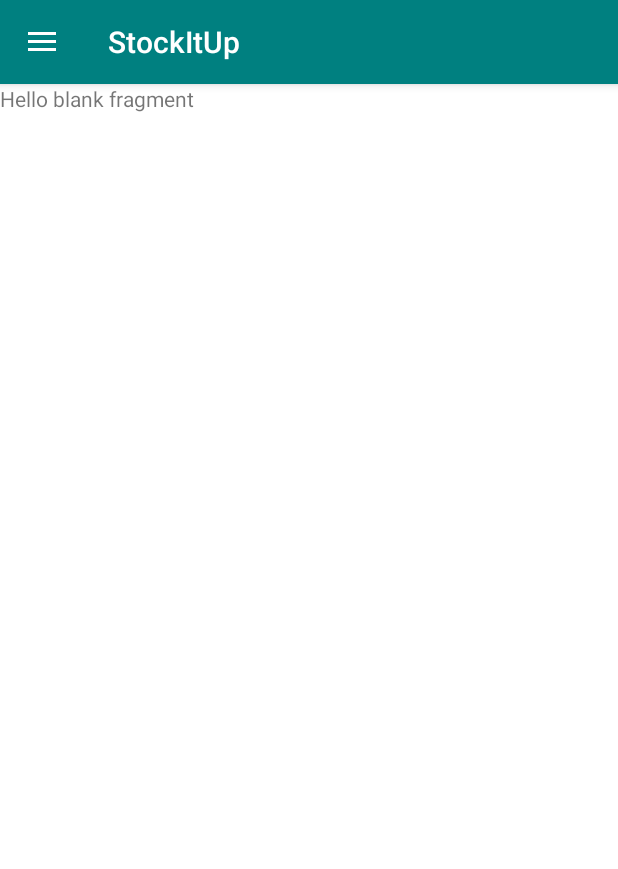
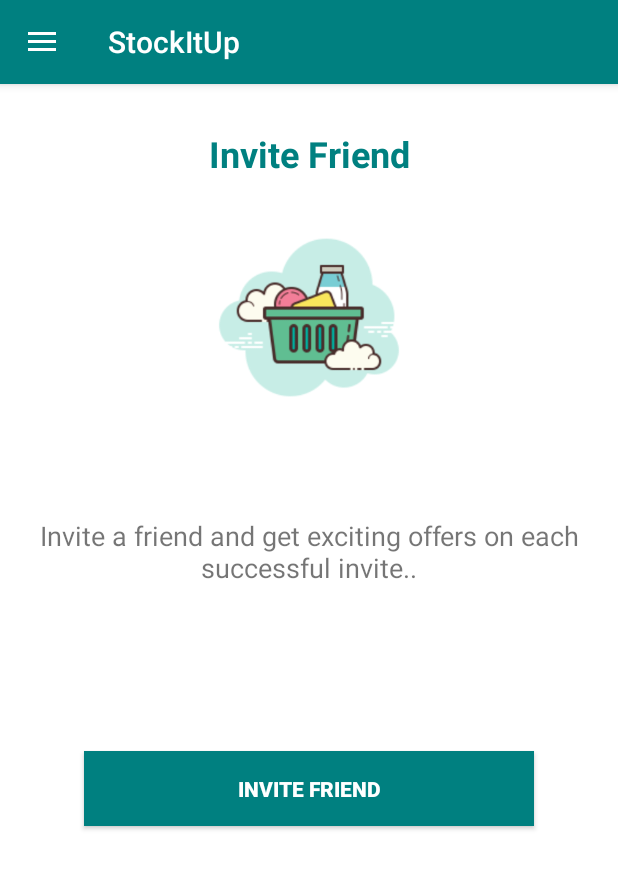
Before and after one commit to afshanaffu26/StockItUp, an Android app: the screen it shows after launch once a user with an empty profile is signed in (HomeScreenActivity), in the side drawer, after a tap on "Invite Friends", on a phone screen of 412 x 824 dp. Shown: the top 869 px of the screen. Run offline under Robolectric (Android 15) with nearby library versions, the phone set to English and light mode, and no system bars; our stand-ins replace Firebase (no records; nobody signed in at launch, a user with empty details on screens opened directly), Picasso.

Commit message:
Invite ui added

```diff
--- a/app/src/main/res/layout/fragment_invite.xml
+++ b/app/src/main/res/layout/fragment_invite.xml
@@ -1,14 +1,56 @@
 <?xml version="1.0" encoding="utf-8"?>
 <FrameLayout xmlns:android="http://schemas.android.com/apk/res/android"
+    xmlns:app="http://schemas.android.com/apk/res-auto"
     xmlns:tools="http://schemas.android.com/tools"
     android:layout_width="match_parent"
     android:layout_height="match_parent"
+    android:background="@color/colorWhite"
     tools:context=".fragments.InviteFragment">
-
-    <!-- TODO: Update blank fragment layout -->
-    <TextView
+    <LinearLayout
         android:layout_width="match_parent"
         android:layout_height="match_parent"
-        android:text="@string/hello_blank_fragment" />
+        android:orientation="vertical">
+        <TextView
+            android:id="@+id/textView5"
+            android:layout_width="match_parent"
+            android:layout_height="wrap_content"
+            android:layout_marginTop="30dp"
+            android:gravity="center"
+            android:text="Invite Friend"
+            android:textStyle="bold"
+            android:textColor="@color/colorText"
+            android:textSize="24sp" />
 
+        <ImageView
+            android:id="@+id/imageView4"
+            android:layout_width="match_parent"
+            android:layout_height="146dp"
+            android:layout_gravity="center"
+            android:layout_marginTop="20dp"
+            app:srcCompat="@drawable/app_icon" />
+
+
+
+        <TextView
+            android:id="@+id/textView8"
+            android:layout_width="match_parent"
+            android:layout_height="wrap_content"
+            android:gravity="center"
+            android:layout_marginTop="50dp"
+            android:padding="10dp"
+            android:text="Invite a friend and get exciting offers on each successful invite.."
+            android:textSize="18sp" />
+
+        <Button
+            android:id="@+id/btnInvite"
+            android:layout_width="300dp"
+            android:layout_height="50dp"
+            android:layout_gravity="center_horizontal"
+            android:layout_marginTop="100dp"
+            android:background="@color/colorButton"
+            android:text="Invite Friend"
+            android:textColor="#FFFFFF"
+            android:textStyle="bold" />
+
+    </LinearLayout>
 </FrameLayout>
```
